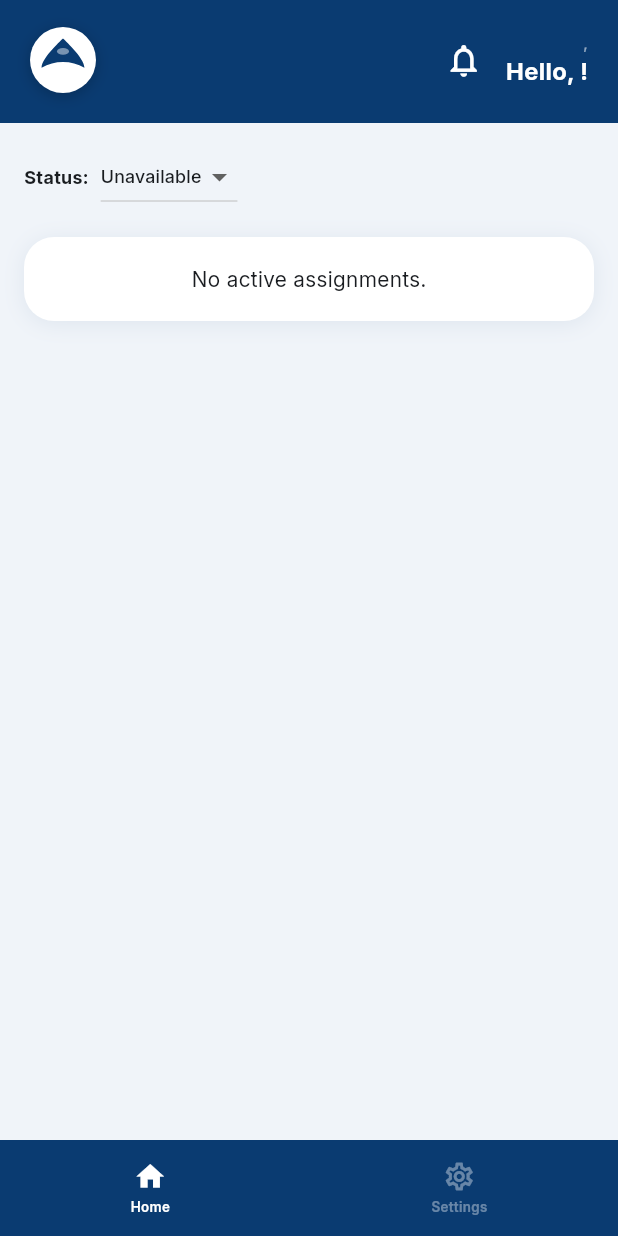
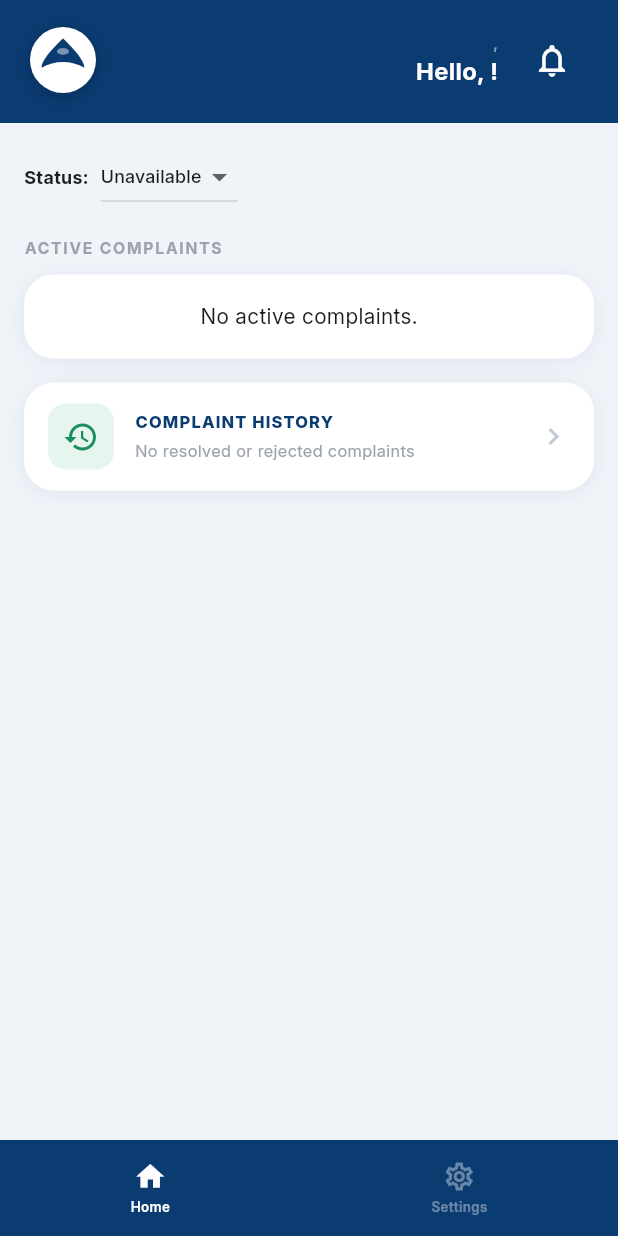
Before and after one commit to SysArcDCMS/Capstone-Project, a Flutter app: the OffsiteScreen screen opened by its route, on a phone screen of 412 x 824 dp. Run offline on Flutter 3.47's test engine with Material 3 defaults, Android fonts, the phone set to English and light mode, and no system bars; our stand-ins replace dio, flutter_secure_storage, geocoding, geolocator, google_maps_flutter, image_picker; accounts and stored records are empty; network calls fail.

Commit message:
feat: per-assignment actions for all assigned complaints + complaint history screen

```diff
--- a/imraws-mobile/lib/main.dart
+++ b/imraws-mobile/lib/main.dart
@@ -12,6 +12,7 @@ import 'screens/help_screen.dart';
 import 'screens/account_screen.dart';
 import 'screens/terms_screen.dart';
 import 'screens/offsite_screen.dart';
+import 'screens/offsite_history_screen.dart';
 import 'screens/view_details_screen.dart';
 import 'screens/about_screen.dart';
 
@@ -82,6 +83,7 @@ class MayniladApp extends StatelessWidget {
         '/account':     (context) => const AccountScreen(),
         '/terms':       (context) => const TermsScreen(),
         '/offsite':     (context) => const OffsiteScreen(),
+        '/offsite-history': (context) => const OffsiteHistoryScreen(),
         '/viewdetails': (context) => const ViewDetailsScreen(),
         '/about':       (context) => const AboutScreen(),
         '/notifications': (context) => const NotificationsScreen(),
--- a/imraws-mobile/lib/screens/offsite_screen.dart
+++ b/imraws-mobile/lib/screens/offsite_screen.dart
@@ -234,6 +234,41 @@ class _OffsiteScreenState extends State<OffsiteScreen> {
     }
   }
 
+  // Accept/Reject/Correct are only shown while the complaint is still
+  // ASSIGNED (not yet accepted) — in-progress ones only get Update Status.
+  List<Widget> _actionButtons(Assignment a) {
+    final canFullAct =
+        a.actionStatus == 'assigned' || a.actionStatus == 'pending';
+    return [
+      if (canFullAct) ...[
+        _ActionButton(
+          label: 'Accept',
+          color: AppColors.green,
+          icon: Icons.check,
+          onTap: () => _accept(a),
+        ),
+        _ActionButton(
+          label: 'Reject',
+          color: AppColors.red,
+          icon: Icons.close,
+          onTap: () => _reject(a),
+        ),
+        _ActionButton(
+          label: 'Correct',
+          color: AppColors.orange,
+          icon: Icons.edit,
+          onTap: () => _correct(a),
+        ),
+      ],
+      _ActionButton(
+        label: 'Update Status',
+        color: AppColors.navy,
+        icon: Icons.update,
+        onTap: () => _updateStatus(a),
+      ),
+    ];
+  }
+
   void _toast(String message, {bool success = true}) {
     ScaffoldMessenger.of(context).showSnackBar(
       SnackBar(
@@ -248,7 +283,17 @@ class _OffsiteScreenState extends State<OffsiteScreen> {
     final user = context.watch<AuthProvider>().user;
     final provider = context.watch<AssignmentProvider>();
     final assignments = provider.assignments;
-    final activeAssignment = assignments.isNotEmpty ? assignments.first : null;
+    const historyStatuses = {'resolved', 'reject', 'reassign'};
+    final activeAssignments = assignments
+        .where((a) =>
+            !historyStatuses.contains(a.actionStatus) &&
+            (a.incident?.status ?? '') != 'resolved')
+        .toList();
+    final historyAssignments = assignments
+        .where((a) =>
+            historyStatuses.contains(a.actionStatus) ||
+            (a.incident?.status ?? '') == 'resolved')
+        .toList();
 
     return Scaffold(
       backgroundColor: AppColors.pageBg,
@@ -263,8 +308,6 @@ class _OffsiteScreenState extends State<OffsiteScreen> {
                 children: [
                   const MayniladLogo(size: 44),
                   const Spacer(),
-                  const NotificationBell(),
-                  const SizedBox(width: 4),
                   Column(
                     crossAxisAlignment: CrossAxisAlignment.end,
                     children: [
@@ -285,6 +328,8 @@ class _OffsiteScreenState extends State<OffsiteScreen> {
                       ),
                     ],
                   ),
+                  const SizedBox(width: 12),
+                  const NotificationBell(),
                 ],
               ),
             ),
@@ -330,25 +375,37 @@ class _OffsiteScreenState extends State<OffsiteScreen> {
                       child: ListView(
                         padding: const EdgeInsets.fromLTRB(16, 16, 16, 16),
                         children: [
-                          // Active assignment card
-                          if (activeAssignment != null)
-                            _SectionCard(
+                          // Active complaints list
+                          const Padding(
+                            padding: EdgeInsets.only(bottom: 10),
+                            child: Text(
+                              'ACTIVE COMPLAINTS',
+                              style: TextStyle(
+                                fontSize: 10.5,
+                                fontWeight: FontWeight.w700,
+                                color: AppColors.textMuted,
+                                letterSpacing: 1.2,
+                              ),
+                            ),
+                          ),
+
+                          if (activeAssignments.isEmpty)
+                            const _SectionCard(
+                              child: Center(child: Text('No active complaints.')),
+                            ),
+
+                          ...activeAssignments.map((a) => Padding(
+                                padding: const EdgeInsets.only(bottom: 12),
+                                child: _SectionCard(
                                   child: Column(
                                     crossAxisAlignment: CrossAxisAlignment.start,
                                     children: [
-                                  const _SectionLabel('Active Assignment'),
-                                  const SizedBox(height: 12),
-
                                       Wrap(
                                         spacing: 8,
                                         children: [
-                                      _Badge(
-                                        label: activeAssignment.incident?.status?.toUpperCase() ?? 'OPEN',
-                                        color: AppColors.orange,
-                                        bgColor: const Color(0xFFFFF4E5),
-                                        dot: true,
-                                      ),
-                                      if (activeAssignment.incident?.severity == 'High')
+                                          _StatusBadge(
+                                              status: a.incident?.status ?? 'OPEN'),
+                                          if (a.incident?.severity == 'High')
                                             const _Badge(
                                               label: '▲ High Priority',
                                               color: AppColors.red,
@@ -359,7 +416,7 @@ class _OffsiteScreenState extends State<OffsiteScreen> {
                                       const SizedBox(height: 10),
 
                                       Text(
-                                    'Complaint ID #MNL-${activeAssignment.incidentId}',
+                                        'Complaint ID #MNL-${a.incidentId}',
                                         style: const TextStyle(
                                           fontSize: 15,
                                           fontWeight: FontWeight.w700,
@@ -368,9 +425,9 @@ class _OffsiteScreenState extends State<OffsiteScreen> {
                                       ),
                                       const SizedBox(height: 3),
                                       Text(
-                                    activeAssignment.assignedAt != null
+                                        a.assignedAt != null
                                             ? DateFormat('MMM dd, yyyy · hh:mm a')
-                                            .format(activeAssignment.assignedAt!)
+                                                .format(a.assignedAt!)
                                             : '',
                                         style: const TextStyle(
                                           fontSize: 10.5,
@@ -381,57 +438,32 @@ class _OffsiteScreenState extends State<OffsiteScreen> {
 
                                       _InfoRow(
                                         icon: Icons.location_on_outlined,
-                                    text: activeAssignment.incident?.location ??
+                                        text: a.incident?.location ??
                                             'No location provided',
                                       ),
-                                  if (activeAssignment.incident?.category != null)
+                                      if (a.incident?.category != null)
                                         Padding(
                                           padding: const EdgeInsets.only(top: 8),
                                           child: _InfoRow(
                                             icon: Icons.label_outline,
-                                        text: '${activeAssignment.incident!.category}'
-                                            ' · Severity ${activeAssignment.incident!.severity ?? '—'}',
+                                            text: '${a.incident!.category}'
+                                                ' · Severity ${a.incident!.severity ?? '—'}',
                                           ),
                                         ),
                                       const SizedBox(height: 16),
 
-                                  // Actions
+                                      // Actions — accept/reject/correct only while assigned
                                       Wrap(
                                         spacing: 8,
                                         runSpacing: 8,
-                                    children: [
-                                      _ActionButton(
-                                        label: 'Accept',
-                                        color: AppColors.green,
-                                        icon: Icons.check,
-                                        onTap: () => _accept(activeAssignment),
-                                      ),
-                                      _ActionButton(
-                                        label: 'Reject',
-                                        color: AppColors.red,
-                                        icon: Icons.close,
-                                        onTap: () => _reject(activeAssignment),
-                                      ),
-                                      _ActionButton(
-                                        label: 'Correct',
-                                        color: AppColors.orange,
-                                        icon: Icons.edit,
-                                        onTap: () => _correct(activeAssignment),
-                                      ),
-                                      _ActionButton(
-                                        label: 'Update Status',
-                                        color: AppColors.navy,
-                                        icon: Icons.update,
-                                        onTap: () => _updateStatus(activeAssignment),
-                                      ),
-                                    ],
+                                        children: _actionButtons(a),
                                       ),
                                       const SizedBox(height: 12),
 
                                       ElevatedButton(
                                         onPressed: () => Navigator.pushNamed(
                                             context, '/viewdetails',
-                                        arguments: activeAssignment),
+                                            arguments: a),
                                         style: ElevatedButton.styleFrom(
                                           backgroundColor: AppColors.navy,
                                           foregroundColor: Colors.white,
@@ -448,96 +480,64 @@ class _OffsiteScreenState extends State<OffsiteScreen> {
                                     ],
                                   ),
                                 ),
-
-                          if (activeAssignment == null)
-                            const _SectionCard(
-                              child: Center(child: Text('No active assignments.')),
-                            ),
+                              )),
 
                           const SizedBox(height: 16),
 
-                          // Task queue
-                          if (assignments.length > 1)
-                            const Padding(
-                              padding: EdgeInsets.only(bottom: 10),
-                              child: Text(
-                                'TASK QUEUE',
-                                style: TextStyle(
-                                  fontSize: 10.5,
-                                  fontWeight: FontWeight.w700,
-                                  color: AppColors.textMuted,
-                                  letterSpacing: 1.2,
-                                ),
-                              ),
-                            ),
-
-                          ...assignments.skip(1).map((a) => Padding(
-                                padding: const EdgeInsets.only(bottom: 10),
-                                child: _SectionCard(
+                          // Complaint history
+                          _SectionCard(
                             padding: const EdgeInsets.symmetric(
                                 horizontal: 16, vertical: 14),
+                            child: InkWell(
+                              onTap: () => Navigator.pushNamed(
+                                  context, '/offsite-history'),
+                              borderRadius: BorderRadius.circular(20),
                               child: Row(
-                                    crossAxisAlignment: CrossAxisAlignment.center,
                                 children: [
+                                  Container(
+                                    width: 44,
+                                    height: 44,
+                                    decoration: BoxDecoration(
+                                      color: const Color(0xFFE6F5EE),
+                                      borderRadius: BorderRadius.circular(12),
+                                    ),
+                                    child: const Icon(Icons.history,
+                                        color: AppColors.green),
+                                  ),
+                                  const SizedBox(width: 14),
                                   Expanded(
                                     child: Column(
                                       crossAxisAlignment:
                                           CrossAxisAlignment.start,
                                       children: [
-                                            _Badge(
-                                              label:
-                                                  '● ${a.incident?.status?.toUpperCase() ?? 'OPEN'}',
-                                              color: AppColors.red,
-                                              bgColor: const Color(0xFFFEE2E2),
+                                        const Text(
+                                          'COMPLAINT HISTORY',
+                                          style: TextStyle(
+                                            fontSize: 11,
+                                            fontWeight: FontWeight.w800,
+                                            color: AppColors.navy,
+                                            letterSpacing: 0.8,
                                           ),
-                                            const SizedBox(height: 6),
+                                        ),
+                                        const SizedBox(height: 3),
                                         Text(
-                                              '#MNL-${a.incidentId}',
+                                          historyAssignments.isEmpty
+                                              ? 'No resolved or rejected complaints'
+                                              : '${historyAssignments.length} resolved / rejected complaint(s)',
                                           style: const TextStyle(
-                                                  fontSize: 12.5,
-                                                  fontWeight: FontWeight.w700,
-                                                  color: AppColors.navy),
+                                            fontSize: 11,
+                                            color: AppColors.textMuted,
                                           ),
-                                            const SizedBox(height: 2),
-                                            Text(a.incident?.location ?? '',
-                                                style: const TextStyle(
-                                                    fontSize: 10.5,
-                                                    color:
-                                                        AppColors.textMuted)),
-                                            Text(
-                                              a.assignedAt != null
-                                                  ? DateFormat(
-                                                          'MMM dd, yyyy')
-                                                      .format(a.assignedAt!)
-                                                  : '',
-                                              style: const TextStyle(
-                                                  fontSize: 10,
-                                                  color: AppColors.textMuted),
                                         ),
                                       ],
                                     ),
                                   ),
-                                      ElevatedButton(
-                                        onPressed: () => Navigator.pushNamed(
-                                            context, '/viewdetails',
-                                            arguments: a),
-                                        style: ElevatedButton.styleFrom(
-                                          backgroundColor: AppColors.navy,
-                                          foregroundColor: Colors.white,
-                                          padding: const EdgeInsets.symmetric(
-                                              horizontal: 14, vertical: 8),
-                                          shape: const StadiumBorder(),
-                                          elevation: 0,
-                                          textStyle: const TextStyle(
-                                              fontSize: 10.5,
-                                              fontWeight: FontWeight.w700),
-                                        ),
-                                        child: const Text('View Details'),
-                                      ),
+                                  const Icon(Icons.chevron_right,
+                                      color: Color(0xFFC0C9D4), size: 22),
                                 ],
                               ),
                             ),
-                              )),
+                          ),
                         ],
                       ),
                     ),
@@ -620,25 +620,11 @@ class _SectionCard extends StatelessWidget {
   }
 }
 
-class _SectionLabel extends StatelessWidget {
-  final String text;
-  const _SectionLabel(this.text);
-
-  @override
-  Widget build(BuildContext context) {
-    return Text(
-      text.toUpperCase(),
-      style: const TextStyle(fontSize: 10.5, fontWeight: FontWeight.w700, color: AppColors.textMuted, letterSpacing: 1.2),
-    );
-  }
-}
-
 class _Badge extends StatelessWidget {
   final String label;
   final Color color;
   final Color bgColor;
-  final bool dot;
-  const _Badge({required this.label, required this.color, required this.bgColor, this.dot = false});
+  const _Badge({required this.label, required this.color, required this.bgColor});
 
   @override
   Widget build(BuildContext context) {
@@ -649,14 +635,60 @@ class _Badge extends StatelessWidget {
         borderRadius: BorderRadius.circular(999),
         border: Border.all(color: color, width: 1.5),
       ),
+      child: Text(label, style: TextStyle(color: color, fontSize: 10, fontWeight: FontWeight.w700, letterSpacing: 0.4)),
+    );
+  }
+}
+
+class _StatusBadge extends StatelessWidget {
+  final String status;
+  const _StatusBadge({required this.status});
+
+  @override
+  Widget build(BuildContext context) {
+    Color color = AppColors.orange;
+    Color bgColor = const Color(0xFFFFF4E5);
+
+    final s = status.toUpperCase();
+    if (s == 'RESOLVED') {
+      color = AppColors.green;
+      bgColor = const Color(0xFFE6F5EE);
+    } else if (s == 'ASSIGNED') {
+      color = AppColors.orange;
+      bgColor = const Color(0xFFFFF4E5);
+    } else if (s == 'IN_PROGRESS') {
+      color = AppColors.blueLink;
+      bgColor = const Color(0xFFE7F1FF);
+    } else if (s == 'OPEN' || s == 'REJECTED') {
+      color = AppColors.red;
+      bgColor = const Color(0xFFFEE2E2);
+    }
+
+    return Container(
+      padding: const EdgeInsets.symmetric(horizontal: 10, vertical: 4),
+      decoration: BoxDecoration(
+        color: bgColor,
+        borderRadius: BorderRadius.circular(999),
+        border: Border.all(color: color, width: 1.5),
+      ),
       child: Row(
         mainAxisSize: MainAxisSize.min,
         children: [
-          if (dot) ...[
-            Container(width: 6, height: 6, decoration: BoxDecoration(color: color, shape: BoxShape.circle)),
+          Container(
+            width: 6,
+            height: 6,
+            decoration: BoxDecoration(color: color, shape: BoxShape.circle),
+          ),
           const SizedBox(width: 5),
-          ],
-          Text(label, style: TextStyle(color: color, fontSize: 10, fontWeight: FontWeight.w700, letterSpacing: 0.4)),
+          Text(
+            s,
+            style: TextStyle(
+              color: color,
+              fontSize: 10,
+              fontWeight: FontWeight.w700,
+              letterSpacing: 0.4,
+            ),
+          ),
         ],
       ),
     );
```
Also changed, not shown: imraws-mobile/lib/screens/offsite_history_screen.dart (added, +276 -0 lines). Lines whose indentation alone changed are shown as unchanged.
